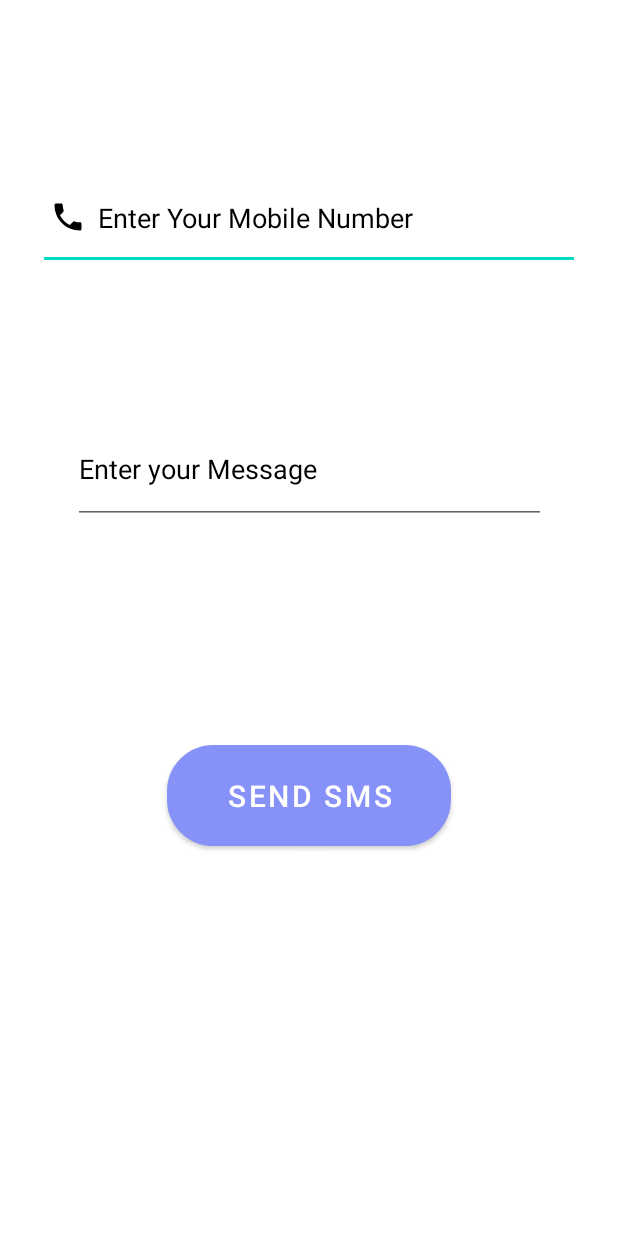
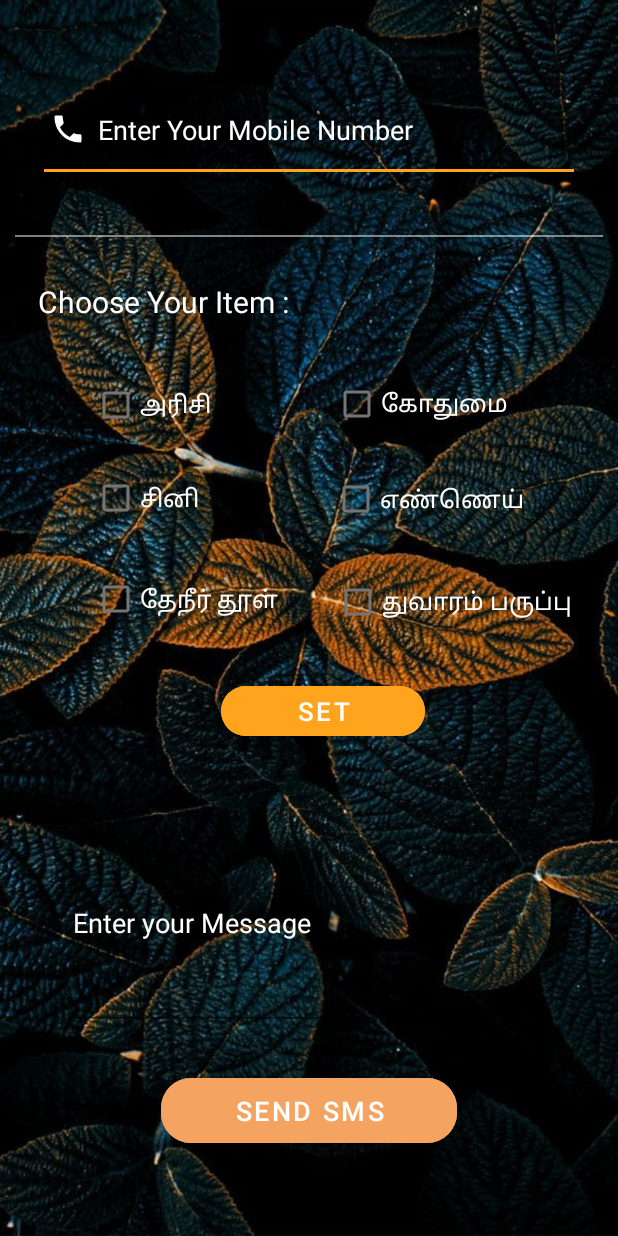
Before and after one commit to THIRUPATHI0305/smart_ration, an Android app: the Notification screen opened directly, with no data from a screen before it, on a phone screen of 412 x 824 dp. Run offline under Robolectric (Android 15) with nearby library versions, the phone set to English and light mode, and no system bars.

Commit message:
last commit

```diff
--- /dev/null
+++ b/app/src/main/res/drawable/ic_baseline_local_phone_24.xml
@@ -0,0 +1,5 @@
+<vector android:height="24dp" android:tint="#FFFFFF"
+    android:viewportHeight="24" android:viewportWidth="24"
+    android:width="24dp" xmlns:android="http://schemas.android.com/apk/res/android">
+    <path android:fillColor="@android:color/white" android:pathData="M6.62,10.79c1.44,2.83 3.76,5.14 6.59,6.59l2.2,-2.2c0.27,-0.27 0.67,-0.36 1.02,-0.24 1.12,0.37 2.33,0.57 3.57,0.57 0.55,0 1,0.45 1,1V20c0,0.55 -0.45,1 -1,1 -9.39,0 -17,-7.61 -17,-17 0,-0.55 0.45,-1 1,-1h3.5c0.55,0 1,0.45 1,1 0,1.25 0.2,2.45 0.57,3.57 0.11,0.35 0.03,0.74 -0.25,1.02l-2.2,2.2z"/>
+</vector>
--- a/app/src/main/res/layout/activity_notification.xml
+++ b/app/src/main/res/layout/activity_notification.xml
@@ -4,7 +4,8 @@
     xmlns:tools="http://schemas.android.com/tools"
     android:layout_width="match_parent"
     android:layout_height="match_parent"
-    android:background="@color/white"
+
+    android:background="@drawable/rose"
 
     tools:context=".Notification">
 
@@ -16,51 +17,184 @@
         android:layout_height="70dp"
 
 
-        android:drawableStart="@drawable/ic_baseline_phone_24"
+        android:drawableStart="@drawable/ic_baseline_local_phone_24"
 
 
         android:drawablePadding="8dp"
         android:ems="10"
         android:hint="Enter Your Mobile Number"
+
         android:inputType="number"
 
 
         android:padding="8dp"
-        android:textColor="@color/black"
-        android:textColorHint="#000000"
+        android:textColor="@color/white"
+        android:textColorHint="@color/white"
         app:layout_constraintBottom_toBottomOf="parent"
         app:layout_constraintEnd_toEndOf="parent"
         app:layout_constraintStart_toStartOf="parent"
         app:layout_constraintTop_toTopOf="parent"
-        app:layout_constraintVertical_bias="0.146" />
+        app:layout_constraintVertical_bias="0.068" />
+
+    <androidx.appcompat.widget.AppCompatImageView
+        android:id="@+id/appCompatImageView"
+        android:layout_width="match_parent"
+        android:layout_height="1dp"
+        android:layout_margin="10dp"
+        android:alpha="0.5"
+        android:background="@color/white"
+        app:layout_constraintBottom_toBottomOf="parent"
+        app:layout_constraintTop_toTopOf="parent"
+        app:layout_constraintVertical_bias="0.183"
+        tools:layout_editor_absoluteX="9dp" />
+
+
+    <TextView
+        android:id="@+id/textView5"
+        android:layout_width="216dp"
+        android:layout_height="36dp"
+        android:text="Choose Your Item :"
+        android:textColor="@color/white"
+        android:textSize="20sp"
+        app:layout_constraintBottom_toBottomOf="parent"
+        app:layout_constraintEnd_toEndOf="parent"
+        app:layout_constraintHorizontal_bias="0.128"
+        app:layout_constraintStart_toStartOf="parent"
+        app:layout_constraintTop_toTopOf="parent"
+        app:layout_constraintVertical_bias="0.238" />
+
+
+    <CheckBox
+        android:id="@+id/checkBox"
+        android:layout_width="125dp"
+        android:layout_height="36dp"
+        android:text="அரிசி"
+        android:textColor="@color/white"
+        android:textSize="16sp"
+        app:layout_constraintBottom_toBottomOf="parent"
+        app:layout_constraintEnd_toEndOf="parent"
+        app:layout_constraintHorizontal_bias="0.213"
+        app:layout_constraintStart_toStartOf="parent"
+        app:layout_constraintTop_toTopOf="parent"
+        app:layout_constraintVertical_bias="0.32"
+        tools:ignore="MissingConstraints" />
+
+    <CheckBox
+        android:id="@+id/checkBox2"
+        android:layout_width="142dp"
+        android:layout_height="37dp"
+        android:text="கோதுமை"
+        android:textColor="@color/white"
+        android:textSize="16sp"
+        app:layout_constraintBottom_toBottomOf="parent"
+        app:layout_constraintEnd_toEndOf="parent"
+        app:layout_constraintHorizontal_bias="0.821"
+        app:layout_constraintStart_toStartOf="parent"
+        app:layout_constraintTop_toTopOf="parent"
+        app:layout_constraintVertical_bias="0.319" />
+
+    <CheckBox
+
+        android:id="@+id/checkBox3"
+        android:layout_width="129dp"
+        android:layout_height="43dp"
+        android:text="சினி"
+        android:textColor="@color/white"
+        android:textSize="16sp"
+        app:layout_constraintBottom_toBottomOf="parent"
+        app:layout_constraintEnd_toEndOf="parent"
+        app:layout_constraintHorizontal_bias="0.216"
+        app:layout_constraintStart_toStartOf="parent"
+        app:layout_constraintTop_toTopOf="parent"
+        app:layout_constraintVertical_bias="0.398" />
+
+    <CheckBox
+        android:id="@+id/checkBox4"
+        android:layout_width="133dp"
+        android:layout_height="42dp"
+        android:text="எண்ணெய்"
+        android:textColor="@color/white"
+        android:textSize="16sp"
+        app:layout_constraintBottom_toBottomOf="parent"
+        app:layout_constraintEnd_toEndOf="parent"
+        app:layout_constraintHorizontal_bias="0.794"
+        app:layout_constraintStart_toStartOf="parent"
+        app:layout_constraintTop_toTopOf="parent"
+        app:layout_constraintVertical_bias="0.399" />
+
+    <CheckBox
+
+        android:id="@+id/checkBox5"
+        android:layout_width="140dp"
+        android:layout_height="42dp"
+        android:text="தேநீர் தூள்"
+        android:textColor="@color/white"
+        android:textSize="16sp"
+        app:layout_constraintBottom_toBottomOf="parent"
+        app:layout_constraintEnd_toEndOf="parent"
+        app:layout_constraintHorizontal_bias="0.225"
+        app:layout_constraintStart_toStartOf="parent"
+        app:layout_constraintTop_toTopOf="parent"
+        app:layout_constraintVertical_bias="0.484" />
+
+    <CheckBox
+        android:id="@+id/checkBox6"
+        android:layout_width="173dp"
+        android:layout_height="40dp"
+        android:text="துவாரம் பருப்பு"
+        android:textColor="@color/white"
+        android:textSize="16sp"
+        app:layout_constraintBottom_toBottomOf="parent"
+        app:layout_constraintEnd_toEndOf="parent"
+        app:layout_constraintHorizontal_bias="0.932"
+        app:layout_constraintStart_toStartOf="parent"
+        app:layout_constraintTop_toTopOf="parent"
+        app:layout_constraintVertical_bias="0.486" />
+
+    <Button
+        android:layout_width="136dp"
+        android:layout_height="45dp"
+        android:id="@+id/b"
+        android:backgroundTint="@color/orange"
+        app:cornerRadius="20dp"
+        android:text="SET"
+        android:textSize="17sp"
+        app:layout_constraintBottom_toBottomOf="parent"
+        app:layout_constraintEnd_toEndOf="parent"
+        app:layout_constraintHorizontal_bias="0.534"
+        app:layout_constraintStart_toStartOf="parent"
+        app:layout_constraintTop_toTopOf="parent"
+        app:layout_constraintVertical_bias="0.58" />
 
     <Button
         android:id="@+id/button123"
-        android:layout_width="189dp"
-        android:layout_height="67dp"
-        android:layout_marginBottom="260dp"
-        android:background="@drawable/custom_edittext"
-        android:hint="SEND SMS"
-        android:text="send sms"
-        android:textSize="20sp"
+        android:layout_width="197dp"
+        android:layout_height="55dp"
+        android:backgroundTint="#F4A460"
+        android:text="SEND SMS"
+        android:textSize="18sp"
+        app:cornerRadius="20dp"
         app:layout_constraintBottom_toBottomOf="parent"
         app:layout_constraintEnd_toEndOf="parent"
         app:layout_constraintStart_toStartOf="parent"
+        app:layout_constraintTop_toTopOf="parent"
+        app:layout_constraintVertical_bias="0.927"
         tools:ignore="MissingConstraints" />
 
     <EditText
         android:id="@+id/msgName"
-        android:layout_width="315dp"
-        android:layout_height="73dp"
+        android:layout_width="322dp"
+        android:layout_height="142dp"
         android:ems="10"
-        android:textColor="@color/black"
         android:hint="Enter your Message"
         android:inputType="textPersonName"
-        android:textColorHint="#000000"
+        android:textColor="@color/white"
+        android:textColorHint="@color/white"
         app:layout_constraintBottom_toTopOf="@+id/button123"
         app:layout_constraintEnd_toEndOf="parent"
+        app:layout_constraintHorizontal_bias="0.494"
         app:layout_constraintStart_toStartOf="parent"
         app:layout_constraintTop_toTopOf="parent"
-        app:layout_constraintVertical_bias="0.652" />
+        app:layout_constraintVertical_bias="0.954" />
 
 </androidx.constraintlayout.widget.ConstraintLayout>
--- a/app/src/main/res/layout/add_note_dialog.xml
+++ b/app/src/main/res/layout/add_note_dialog.xml
@@ -15,6 +15,7 @@
         <com.google.android.material.textfield.TextInputEditText
             android:layout_width="match_parent"
             android:layout_height="wrap_content"
+
             android:inputType="textCapSentences"
             android:id="@+id/titleET"/>
 
--- a/app/src/main/res/layout/alert_dialog_add_new_user.xml
+++ b/app/src/main/res/layout/alert_dialog_add_new_user.xml
@@ -23,7 +23,7 @@
             android:gravity="center"
             android:hint="Name"
             android:padding="5dp"
-            android:textColor="@android:color/white"
+            android:textColor="@android:color/black"
             android:textColorHint="@android:color/white"
             android:textSize="18sp"
             android:textStyle="bold" />
@@ -38,7 +38,7 @@
             android:gravity="center"
             android:hint="address"
             android:padding="5dp"
-            android:textColor="@android:color/white"
+            android:textColor="@android:color/black"
             android:textColorHint="@android:color/white"
             android:textSize="18sp"
             android:textStyle="bold" />
@@ -53,7 +53,7 @@
             android:gravity="center"
             android:hint="Phone Number"
             android:padding="5dp"
-            android:textColor="@android:color/white"
+            android:textColor="@android:color/black"
             android:textColorHint="@android:color/white"
             android:textSize="18sp"
             android:textStyle="bold" />
@@ -63,7 +63,7 @@
             android:layout_width="match_parent"
             android:layout_height="match_parent"
             android:layout_marginTop="15sp"
-            android:background="@android:color/holo_blue_dark"
+            android:background="@color/material_dynamic_neutral_variant40"
             android:text="Add"
             android:textColor="@android:color/white"
             android:textSize="20dp"
--- a/app/src/main/res/layout/note_list_item.xml
+++ b/app/src/main/res/layout/note_list_item.xml
@@ -21,10 +21,11 @@
             android:layout_margin="5sp"
             android:text="@string/app_name"
             android:textSize="18sp"
+
             android:textStyle="bold"
             android:singleLine="true"
             android:id="@+id/list_item_title"
-            android:textColor="?attr/colorPrimary"/>
+            android:textColor="@color/orange"/>
 
         <TextView
             android:layout_width="match_parent"
--- a/app/src/main/res/layout/user_item.xml
+++ b/app/src/main/res/layout/user_item.xml
@@ -1,7 +1,7 @@
 <?xml version="1.0" encoding="utf-8"?>
 <LinearLayout xmlns:android="http://schemas.android.com/apk/res/android"
     android:layout_width="match_parent"
-    android:background="@drawable/user_item_bg"
+    android:background="@color/white"
     android:padding="4sp"
     android:layout_margin="4sp"
     android:orientation="vertical"
@@ -11,7 +11,7 @@
         android:id="@+id/textName"
         android:layout_width="match_parent"
         android:layout_height="wrap_content"
-        android:textColor="@android:color/white"
+        android:textColor="@android:color/black"
         android:textStyle="bold"
         android:textSize="18sp"
         android:text="User Id"/>
@@ -20,7 +20,7 @@
         android:id="@+id/textEmail"
         android:layout_width="match_parent"
         android:layout_height="wrap_content"
-        android:textColor="@android:color/white"
+        android:textColor="@android:color/black"
         android:textStyle="italic"
         android:textSize="18sp"
         android:text="User Name"/>
@@ -29,7 +29,7 @@
         android:id="@+id/textCountry"
         android:layout_width="match_parent"
         android:layout_height="wrap_content"
-        android:textColor="@android:color/white"
+        android:textColor="@android:color/black"
         android:textStyle="italic"
         android:textSize="18sp"
         android:text="User PhoneNumber"/>
@@ -57,7 +57,7 @@
             android:layout_height="40dp"
             android:layout_weight="1"
             android:layout_margin="3dp"
-            android:background="@android:color/holo_blue_dark"
+            android:background="@color/material_dynamic_neutral_variant40"
             android:text="UPDATE"
             android:textColor="@android:color/white"/>
 
--- a/app/src/main/res/layout/view_dialog_confirm_delete.xml
+++ b/app/src/main/res/layout/view_dialog_confirm_delete.xml
@@ -42,7 +42,7 @@
             android:layout_width="match_parent"
             android:layout_height="50sp"
             android:layout_marginTop="5dp"
-            android:background="@android:color/holo_blue_dark"
+            android:background="@color/material_dynamic_neutral_variant40"
             android:text="No, Exit"
             android:textColor="@android:color/white"
             android:textSize="20dp"
--- a/app/src/main/res/values/colors.xml
+++ b/app/src/main/res/values/colors.xml
@@ -10,8 +10,9 @@
     <color name="lavender">#8692f7</color>
     <color name="grey">#808080</color>
     <color name="thiru">#2493E3</color>
-    <color name="yellow">#FFBF00</color>
+    <color name="yellow">#FF9800</color>
     <color name="brown">#150D00</color>
     <color name="cream">#FFD38B</color>
+    <color name="orange">#FFA41C</color>
 
 </resources>
--- a/app/src/main/res/values/themes.xml
+++ b/app/src/main/res/values/themes.xml
@@ -6,7 +6,7 @@
         <item name="colorPrimaryVariant">@color/purple_700</item>
         <item name="colorOnPrimary">@color/white</item>
         <!-- Secondary brand color. -->
-        <item name="colorSecondary">@color/teal_200</item>
+        <item name="colorSecondary">@color/orange</item>
         <item name="colorSecondaryVariant">@color/teal_700</item>
         <item name="colorOnSecondary">@color/black</item>
         <!-- Status bar color. -->
```
